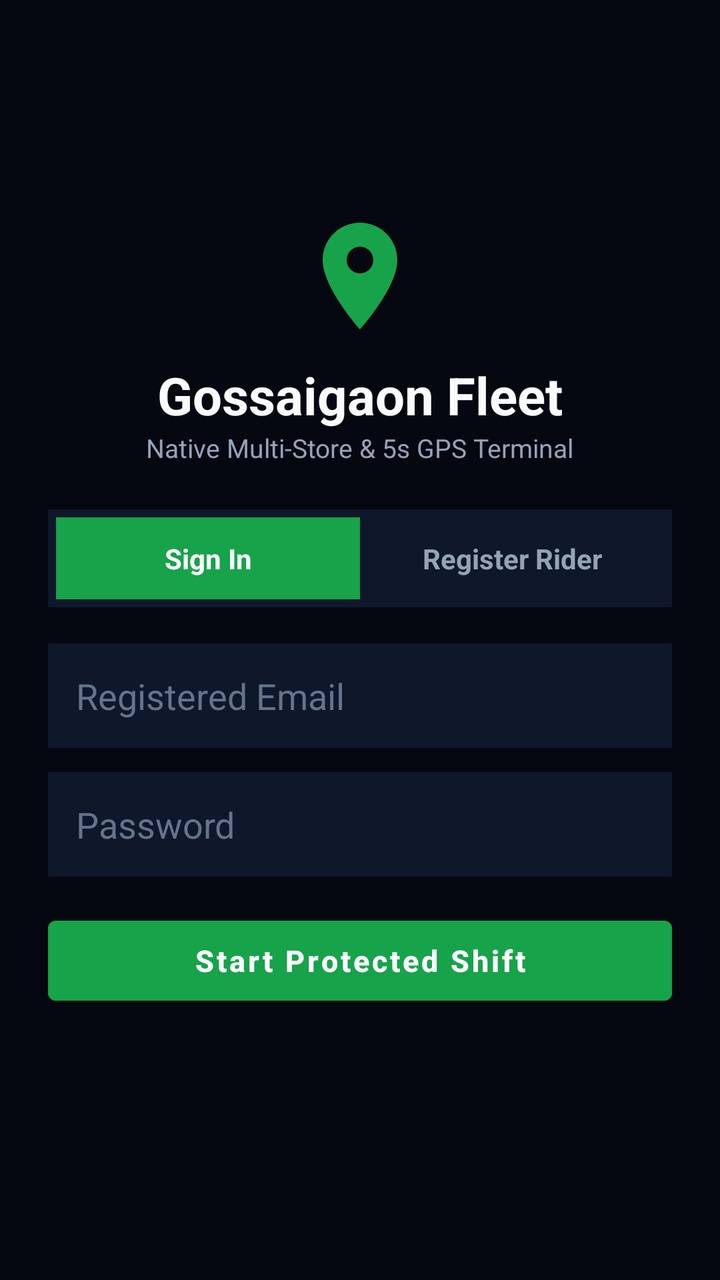
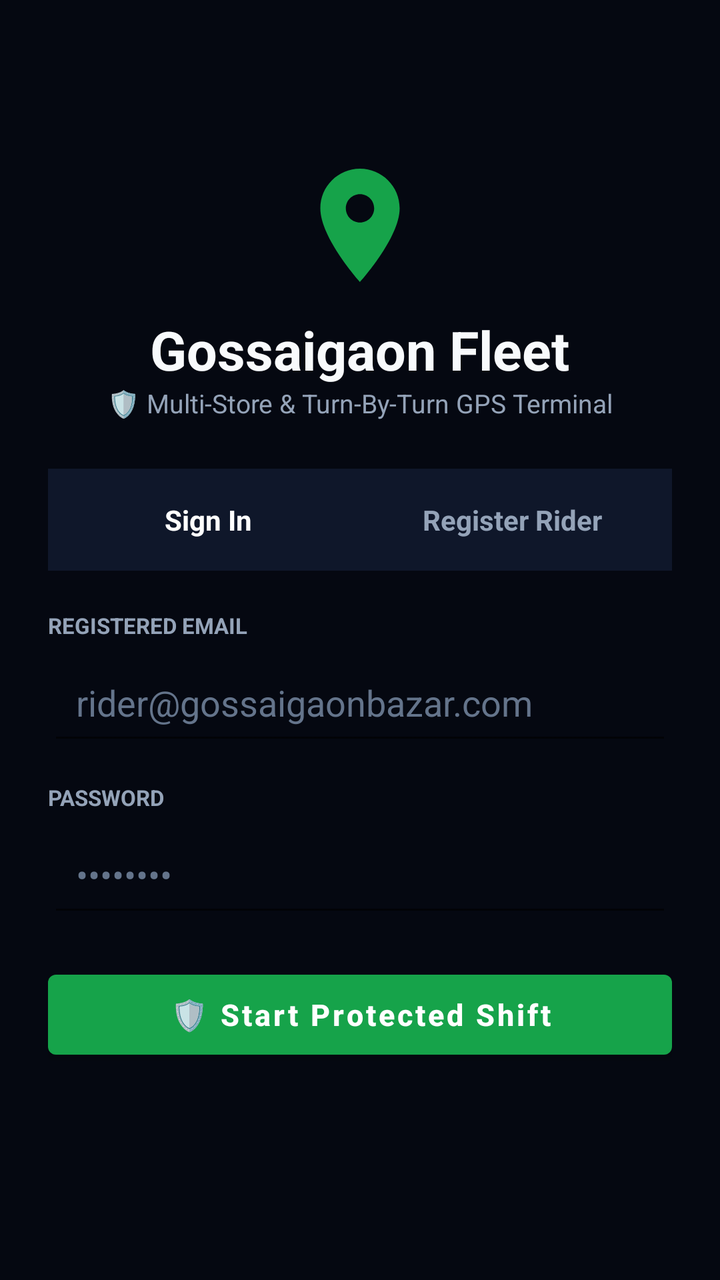

Compare the two renders of this Android layout. The source of the first and the diff that turns it into the second are given below.
<!-- AndroidManifest.xml: application theme Theme.GossaigaonRider -->
<!-- res/layout/activity_auth.xml -->
<?xml version="1.0" encoding="utf-8"?>
<ScrollView xmlns:android="http://schemas.android.com/apk/res/android"
    android:layout_width="match_parent"
    android:layout_height="match_parent"
    android:background="#050811"
    android:fillViewport="true">

    <LinearLayout
        android:layout_width="match_parent"
        android:layout_height="wrap_content"
        android:gravity="center_vertical"
        android:orientation="vertical"
        android:padding="24dp">

        <ImageView
            android:layout_width="64dp"
            android:layout_height="64dp"
            android:layout_gravity="center_horizontal"
            android:src="@drawable/ic_rider" />

        <TextView
            android:layout_width="wrap_content"
            android:layout_height="wrap_content"
            android:layout_gravity="center_horizontal"
            android:layout_marginTop="10dp"
            android:text="Gossaigaon Fleet"
            android:textColor="#F8FAFC"
            android:textSize="26sp"
            android:textStyle="bold" />

        <TextView
            android:layout_width="wrap_content"
            android:layout_height="wrap_content"
            android:layout_gravity="center_horizontal"
            android:layout_marginBottom="22dp"
            android:text="Native Multi-Store &amp; 5s GPS Terminal"
            android:textColor="#94A3B8"
            android:textSize="13sp" />

        <LinearLayout
            android:layout_width="match_parent"
            android:layout_height="wrap_content"
            android:layout_marginBottom="18dp"
            android:background="#0F172A"
            android:orientation="horizontal"
            android:padding="4dp">

            <TextView
                android:id="@+id/tabLogin"
                android:layout_width="0dp"
                android:layout_height="wrap_content"
                android:layout_weight="1"
                android:background="#16A34A"
                android:gravity="center"
                android:padding="11dp"
                android:text="Sign In"
                android:textColor="#FFFFFF"
                android:textStyle="bold" />

            <TextView
                android:id="@+id/tabSignup"
                android:layout_width="0dp"
                android:layout_height="wrap_content"
                android:layout_weight="1"
                android:gravity="center"
                android:padding="11dp"
                android:text="Register Rider"
                android:textColor="#94A3B8"
                android:textStyle="bold" />
        </LinearLayout>

        
        <LinearLayout
            android:id="@+id/layoutLogin"
            android:layout_width="match_parent"
            android:layout_height="wrap_content"
            android:orientation="vertical">

            <EditText
                android:id="@+id/etLoginEmail"
                android:layout_width="match_parent"
                android:layout_height="wrap_content"
                android:layout_marginBottom="12dp"
                android:background="#0F172A"
                android:hint="Registered Email"
                android:inputType="textEmailAddress"
                android:padding="14dp"
                android:textColor="#FFFFFF"
                android:textColorHint="#64748B" />

            <EditText
                android:id="@+id/etLoginPassword"
                android:layout_width="match_parent"
                android:layout_height="wrap_content"
                android:layout_marginBottom="16dp"
                android:background="#0F172A"
                android:hint="Password"
                android:inputType="textPassword"
                android:padding="14dp"
                android:textColor="#FFFFFF"
                android:textColorHint="#64748B" />

            <Button
                android:id="@+id/btnLogin"
                android:layout_width="match_parent"
                android:layout_height="52dp"
                android:backgroundTint="#16A34A"
                android:text="Start Protected Shift"
                android:textAllCaps="false"
                android:textColor="#FFFFFF"
                android:textSize="15sp"
                android:textStyle="bold" />
        </LinearLayout>

        
        <LinearLayout
            android:id="@+id/layoutSignup"
            android:layout_width="match_parent"
            android:layout_height="wrap_content"
            android:orientation="vertical"
            android:visibility="gone">

            <EditText
                android:id="@+id/etRegName"
                android:layout_width="match_parent"
                android:layout_height="wrap_content"
                android:layout_marginBottom="10dp"
                android:background="#0F172A"
                android:hint="Rider Full Name"
                android:padding="13dp"
                android:textColor="#FFFFFF"
                android:textColorHint="#64748B" />

            <EditText
                android:id="@+id/etRegEmail"
                android:layout_width="match_parent"
                android:layout_height="wrap_content"
                android:layout_marginBottom="10dp"
                android:background="#0F172A"
                android:hint="Email Address"
                android:inputType="textEmailAddress"
                android:padding="13dp"
                android:textColor="#FFFFFF"
                android:textColorHint="#64748B" />

            <EditText
                android:id="@+id/etRegPhone"
                android:layout_width="match_parent"
                android:layout_height="wrap_content"
                android:layout_marginBottom="10dp"
                android:background="#0F172A"
                android:hint="10-Digit Mobile Number"
                android:inputType="phone"
                android:maxLength="10"
                android:padding="13dp"
                android:textColor="#FFFFFF"
                android:textColorHint="#64748B" />

            <EditText
                android:id="@+id/etRegUpi"
                android:layout_width="match_parent"
                android:layout_height="wrap_content"
                android:layout_marginBottom="10dp"
                android:background="#0F172A"
                android:hint="UPI ID (e.g. 9876543210@paytm)"
                android:padding="13dp"
                android:textColor="#FFFFFF"
                android:textColorHint="#64748B" />

            <EditText
                android:id="@+id/etRegVehicle"
                android:layout_width="match_parent"
                android:layout_height="wrap_content"
                android:layout_marginBottom="10dp"
                android:background="#0F172A"
                android:hint="Vehicle (e.g. Hero Splendor AS-16)"
                android:padding="13dp"
                android:textColor="#FFFFFF"
                android:textColorHint="#64748B" />

            <EditText
                android:id="@+id/etRegPassword"
                android:layout_width="match_parent"
                android:layout_height="wrap_content"
                android:layout_marginBottom="14dp"
                android:background="#0F172A"
                android:hint="Create Password (min 6 chars)"
                android:inputType="textPassword"
                android:padding="13dp"
                android:textColor="#FFFFFF"
                android:textColorHint="#64748B" />

            <Button
                android:id="@+id/btnSignup"
                android:layout_width="match_parent"
                android:layout_height="52dp"
                android:backgroundTint="#16A34A"
                android:text="Register Rider Account"
                android:textAllCaps="false"
                android:textColor="#FFFFFF"
                android:textSize="15sp"
                android:textStyle="bold" />
        </LinearLayout>

        <ProgressBar
            android:id="@+id/progressAuth"
            android:layout_width="wrap_content"
            android:layout_height="wrap_content"
            android:layout_gravity="center_horizontal"
            android:layout_marginTop="12dp"
            android:visibility="gone" />

        <TextView
            android:id="@+id/tvAuthError"
            android:layout_width="match_parent"
            android:layout_height="wrap_content"
            android:layout_marginTop="10dp"
            android:gravity="center"
            android:textColor="#EF4444"
            android:textSize="13sp" />
    </LinearLayout>
</ScrollView>
<!-- resources referenced by this layout -->
<resources>
  <!-- drawable ic_rider (drawable) -->
  <vector xmlns:android="http://schemas.android.com/apk/res/android"
      android:width="24dp"
      android:height="24dp"
      android:viewportWidth="24"
      android:viewportHeight="24">
      <path
          android:fillColor="#16A34A"
          android:pathData="M12,2C8.13,2 5,5.13 5,9c0,5.25 7,13 7,13s7,-7.75 7,-13c0,-3.87 -3.13,-7 -7,-7zM12,11.5c-1.38,0 -2.5,-1.12 -2.5,-2.5s1.12,-2.5 2.5,-2.5 2.5,1.12 2.5,2.5 -1.12,2.5 -2.5,2.5z"/>
  </vector>
  <style name="Theme.GossaigaonRider" parent="Theme.MaterialComponents.DayNight.NoActionBar">
          <item name="colorPrimary">#16A34A</item>
          <item name="colorPrimaryVariant">#15803D</item>
          <item name="colorOnPrimary">#FFFFFF</item>
          <item name="colorSecondary">#38BDF8</item>
          <item name="android:windowBackground">#050811</item>
          <item name="android:statusBarColor">#090E1A</item>
          <item name="android:navigationBarColor">#090E1A</item>
      </style>
</resources>

<!-- the commit's change to res/layout/activity_auth.xml (unified diff, before → after) -->
@@ -13,8 +13,8 @@
         android:padding="24dp">
 
         <ImageView
-            android:layout_width="64dp"
-            android:layout_height="64dp"
+            android:layout_width="68dp"
+            android:layout_height="68dp"
             android:layout_gravity="center_horizontal"
             android:src="@drawable/ic_rider" />
 
@@ -25,22 +25,23 @@
             android:layout_marginTop="10dp"
             android:text="Gossaigaon Fleet"
             android:textColor="#F8FAFC"
-            android:textSize="26sp"
+            android:textSize="27sp"
             android:textStyle="bold" />
 
         <TextView
             android:layout_width="wrap_content"
             android:layout_height="wrap_content"
             android:layout_gravity="center_horizontal"
-            android:layout_marginBottom="22dp"
-            android:text="Native Multi-Store &amp; 5s GPS Terminal"
+            android:layout_marginBottom="24dp"
+            android:text="🛡️ Multi-Store &amp; Turn-By-Turn GPS Terminal"
             android:textColor="#94A3B8"
             android:textSize="13sp" />
 
         <LinearLayout
-            android:layout_width="match_parent"
-            android:layout_height="wrap_content"
-            android:layout_marginBottom="18dp"
+            android:id="@+id/layoutAuthTabs"
+            android:layout_width="match_parent"
+            android:layout_height="wrap_content"
+            android:layout_marginBottom="20dp"
             android:background="#0F172A"
             android:orientation="horizontal"
             android:padding="4dp">
@@ -50,9 +51,8 @@
                 android:layout_width="0dp"
                 android:layout_height="wrap_content"
                 android:layout_weight="1"
-                android:background="#16A34A"
                 android:gravity="center"
-                android:padding="11dp"
+                android:padding="12dp"
                 android:text="Sign In"
                 android:textColor="#FFFFFF"
                 android:textStyle="bold" />
@@ -63,7 +63,7 @@
                 android:layout_height="wrap_content"
                 android:layout_weight="1"
                 android:gravity="center"
-                android:padding="11dp"
+                android:padding="12dp"
                 android:text="Register Rider"
                 android:textColor="#94A3B8"
                 android:textStyle="bold" />
@@ -76,25 +76,41 @@
             android:layout_height="wrap_content"
             android:orientation="vertical">
 
+            <TextView
+                android:layout_width="wrap_content"
+                android:layout_height="wrap_content"
+                android:layout_marginBottom="5dp"
+                android:text="REGISTERED EMAIL"
+                android:textColor="#94A3B8"
+                android:textSize="11sp"
+                android:textStyle="bold" />
+
             <EditText
                 android:id="@+id/etLoginEmail"
                 android:layout_width="match_parent"
                 android:layout_height="wrap_content"
-                android:layout_marginBottom="12dp"
-                android:background="#0F172A"
-                android:hint="Registered Email"
+                android:layout_marginBottom="14dp"
+                android:hint="rider@gossaigaonbazar.com"
                 android:inputType="textEmailAddress"
                 android:padding="14dp"
                 android:textColor="#FFFFFF"
                 android:textColorHint="#64748B" />
 
+            <TextView
+                android:layout_width="wrap_content"
+                android:layout_height="wrap_content"
+                android:layout_marginBottom="5dp"
+                android:text="PASSWORD"
+                android:textColor="#94A3B8"
+                android:textSize="11sp"
+                android:textStyle="bold" />
+
             <EditText
                 android:id="@+id/etLoginPassword"
                 android:layout_width="match_parent"
                 android:layout_height="wrap_content"
-                android:layout_marginBottom="16dp"
-                android:background="#0F172A"
-                android:hint="Password"
+                android:layout_marginBottom="18dp"
+                android:hint="••••••••"
                 android:inputType="textPassword"
                 android:padding="14dp"
                 android:textColor="#FFFFFF"
@@ -104,8 +120,7 @@
                 android:id="@+id/btnLogin"
                 android:layout_width="match_parent"
                 android:layout_height="52dp"
-                android:backgroundTint="#16A34A"
-                android:text="Start Protected Shift"
+                android:text="🛡️ Start Protected Shift"
                 android:textAllCaps="false"
                 android:textColor="#FFFFFF"
                 android:textSize="15sp"
@@ -125,7 +140,6 @@
                 android:layout_width="match_parent"
                 android:layout_height="wrap_content"
                 android:layout_marginBottom="10dp"
-                android:background="#0F172A"
                 android:hint="Rider Full Name"
                 android:padding="13dp"
                 android:textColor="#FFFFFF"
@@ -136,7 +150,6 @@
                 android:layout_width="match_parent"
                 android:layout_height="wrap_content"
                 android:layout_marginBottom="10dp"
-                android:background="#0F172A"
                 android:hint="Email Address"
                 android:inputType="textEmailAddress"
                 android:padding="13dp"
@@ -148,7 +161,6 @@
                 android:layout_width="match_parent"
                 android:layout_height="wrap_content"
                 android:layout_marginBottom="10dp"
-                android:background="#0F172A"
                 android:hint="10-Digit Mobile Number"
                 android:inputType="phone"
                 android:maxLength="10"
@@ -161,7 +173,6 @@
                 android:layout_width="match_parent"
                 android:layout_height="wrap_content"
                 android:layout_marginBottom="10dp"
-                android:background="#0F172A"
                 android:hint="UPI ID (e.g. 9876543210@paytm)"
                 android:padding="13dp"
                 android:textColor="#FFFFFF"
@@ -172,7 +183,6 @@
                 android:layout_width="match_parent"
                 android:layout_height="wrap_content"
                 android:layout_marginBottom="10dp"
-                android:background="#0F172A"
                 android:hint="Vehicle (e.g. Hero Splendor AS-16)"
                 android:padding="13dp"
                 android:textColor="#FFFFFF"
@@ -182,8 +192,7 @@
                 android:id="@+id/etRegPassword"
                 android:layout_width="match_parent"
                 android:layout_height="wrap_content"
-                android:layout_marginBottom="14dp"
-                android:background="#0F172A"
+                android:layout_marginBottom="16dp"
                 android:hint="Create Password (min 6 chars)"
                 android:inputType="textPassword"
                 android:padding="13dp"
@@ -194,8 +203,7 @@
                 android:id="@+id/btnSignup"
                 android:layout_width="match_parent"
                 android:layout_height="52dp"
-                android:backgroundTint="#16A34A"
-                android:text="Register Rider Account"
+                android:text="🪪 Register Rider Account"
                 android:textAllCaps="false"
                 android:textColor="#FFFFFF"
                 android:textSize="15sp"
